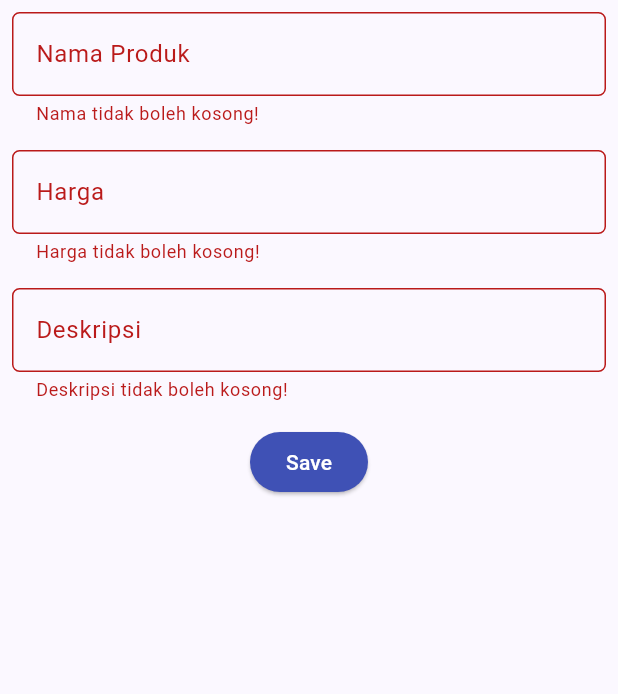
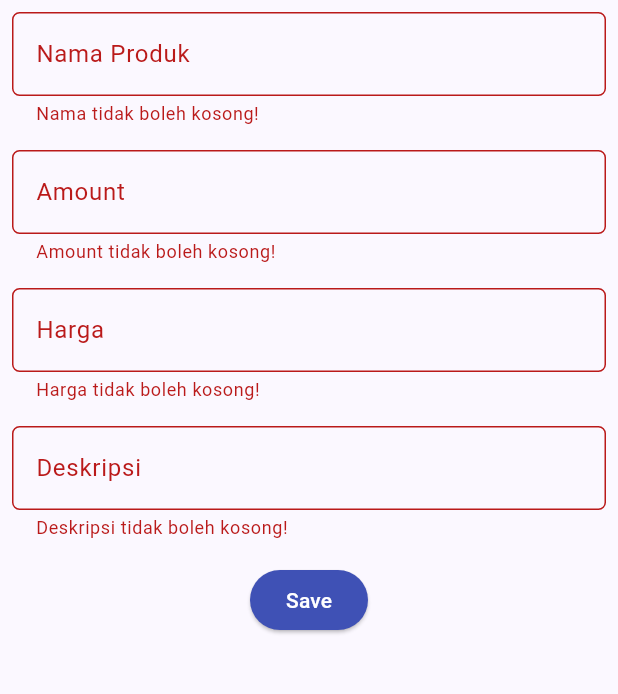
Before and after one commit to topahilangharapan/warkop-kalisetail-mobile, a Flutter app: the WarkopFormPage screen opened directly, after a tap on "Save", on a phone screen of 412 x 824 dp, the part 84-778 px from its top. Run offline on Flutter 3.47's test engine with Material 2 defaults, Android fonts, the phone set to English and light mode, and no system bars; missing offline and left inert: pbp_django_auth; network calls fail.

Commit message:
add: tugas9

```diff
--- a/lib/screens/warkop_form.dart
+++ b/lib/screens/warkop_form.dart
@@ -1,5 +1,9 @@
 import 'package:flutter/material.dart';
 import 'package:warkop_kalisetail/widgets/left_drawer.dart';
+import 'package:pbp_django_auth/pbp_django_auth.dart';
+import 'package:provider/provider.dart';
+import 'package:warkop_kalisetail/screens/menu.dart';
+import 'dart:convert';
 // TODO: Impor drawer yang sudah dibuat sebelumnya
 
 class WarkopFormPage extends StatefulWidget {
@@ -12,10 +16,13 @@
 class _WarkopFormPageState extends State<WarkopFormPage> {
   final _formKey = GlobalKey<FormState>();
   String _name = "";
+  int _amount = 0;
   int _price = 0;
   String _description = "";
   @override
   Widget build(BuildContext context) {
+    final request = context.watch<CookieRequest>();
+
     return Scaffold(
       appBar: AppBar(
         title: const Center(
@@ -52,6 +59,33 @@
                       validator: (String? value) {
                         if (value == null || value.isEmpty) {
                           return "Nama tidak boleh kosong!";
+                        }
+                        return null;
+                      },
+                    ),
+                  ),
+                  Padding(
+                    padding: const EdgeInsets.all(8.0),
+                    child: TextFormField(
+                      decoration: InputDecoration(
+                        hintText: "Amount",
+                        labelText: "Amount",
+                        border: OutlineInputBorder(
+                          borderRadius: BorderRadius.circular(5.0),
+                        ),
+                      ),
+                      // TODO: Tambahkan variabel yang sesuai
+                      onChanged: (String? value) {
+                        setState(() {
+                          _amount = int.parse(value!);
+                        });
+                      },
+                      validator: (String? value) {
+                        if (value == null || value.isEmpty) {
+                          return "Amount tidak boleh kosong!";
+                        }
+                        if (int.tryParse(value) == null) {
+                          return "Amount harus berupa angka!";
                         }
                         return null;
                       },
@@ -117,37 +151,35 @@
                           backgroundColor:
                           MaterialStateProperty.all(Colors.indigo),
                         ),
-                        onPressed: () {
+                        onPressed: () async {
                           if (_formKey.currentState!.validate()) {
-                            showDialog(
-                              context: context,
-                              builder: (context) {
-                                return AlertDialog(
-                                  title: const Text('Produk berhasil tersimpan'),
-                                  content: SingleChildScrollView(
-                                    child: Column(
-                                      crossAxisAlignment:
-                                      CrossAxisAlignment.start,
-                                      children: [
-                                        // TODO: Munculkan value-value lainnya
-                                        Text('Nama: $_name'),
-                                        Text('Harga: $_price'),
-                                        Text('Deskripsi: $_description'),
-                                      ],
-                                    ),
-                                  ),
-                                  actions: [
-                                    TextButton(
-                                      child: const Text('OK'),
-                                      onPressed: () {
-                                        Navigator.pop(context);
-                                      },
-                                    ),
-                                  ],
-                                );
-                              },
-                            );
-                            _formKey.currentState!.reset();
+                            // Kirim ke Django dan tunggu respons
+                            // TODO: Ganti URL dan jangan lupa tambahkan trailing slash (/) di akhir URL!
+                            final response = await request.postJson(
+                                "http://10.0.2.2:8000/create-flutter/",
+                                jsonEncode(<String, String>{
+                                  'name': _name,
+                                  'amount':_amount.toString(),
+                                  'price': _price.toString(),
+                                  'description': _description,
+                                  // TODO: Sesuaikan field data sesuai dengan aplikasimu
+                                }));
+                            if (response['status'] == 'success') {
+                              ScaffoldMessenger.of(context)
+                                  .showSnackBar(const SnackBar(
+                                content: Text("Produk baru berhasil disimpan!"),
+                              ));
+                              Navigator.pushReplacement(
+                                context,
+                                MaterialPageRoute(builder: (context) => MyHomePage()),
+                              );
+                            } else {
+                              ScaffoldMessenger.of(context)
+                                  .showSnackBar(const SnackBar(
+                                content:
+                                Text("Terdapat kesalahan, silakan coba lagi."),
+                              ));
+                            }
                           }
                         },
                         child: const Text(
--- a/lib/widgets/left_drawer.dart
+++ b/lib/widgets/left_drawer.dart
@@ -1,6 +1,7 @@
 import 'package:flutter/material.dart';
 import 'package:warkop_kalisetail/screens/menu.dart';
 import 'package:warkop_kalisetail/screens/warkop_form.dart';
+import 'package:warkop_kalisetail/screens/list_product.dart';
 // TODO: Impor halaman ShopFormPage jika sudah dibuat
 
 class LeftDrawer extends StatelessWidget {
@@ -69,6 +70,17 @@
                   ));
             },
           ),
+          ListTile(
+            leading: const Icon(Icons.shopping_basket),
+            title: const Text('Daftar Produk'),
+            onTap: () {
+              // Route menu ke halaman produk
+              Navigator.push(
+                context,
+                MaterialPageRoute(builder: (context) => const ProductPage()),
+              );
+            },
+          ),
         ],
       ),
     );
--- a/pubspec.yaml
+++ b/pubspec.yaml
@@ -35,6 +35,9 @@
   # The following adds the Cupertino Icons font to your application.
   # Use with the CupertinoIcons class for iOS style icons.
   cupertino_icons: ^1.0.2
+  provider: ^6.1.1
+  pbp_django_auth: ^0.4.0
+  http: ^1.1.0
 
 dev_dependencies:
   flutter_test:
```
Also changed, not shown: lib/main.dart (+16 -24 lines), lib/models/product.dart (added, +65 -0 lines), lib/screens/detail_product.dart (added, +102 -0 lines), lib/screens/list_product.dart (added, +101 -0 lines), lib/screens/login.dart (added, +114 -0 lines), lib/widgets/warkop_card.dart (+31 -1 lines), pubspec.lock, 3 other files.
